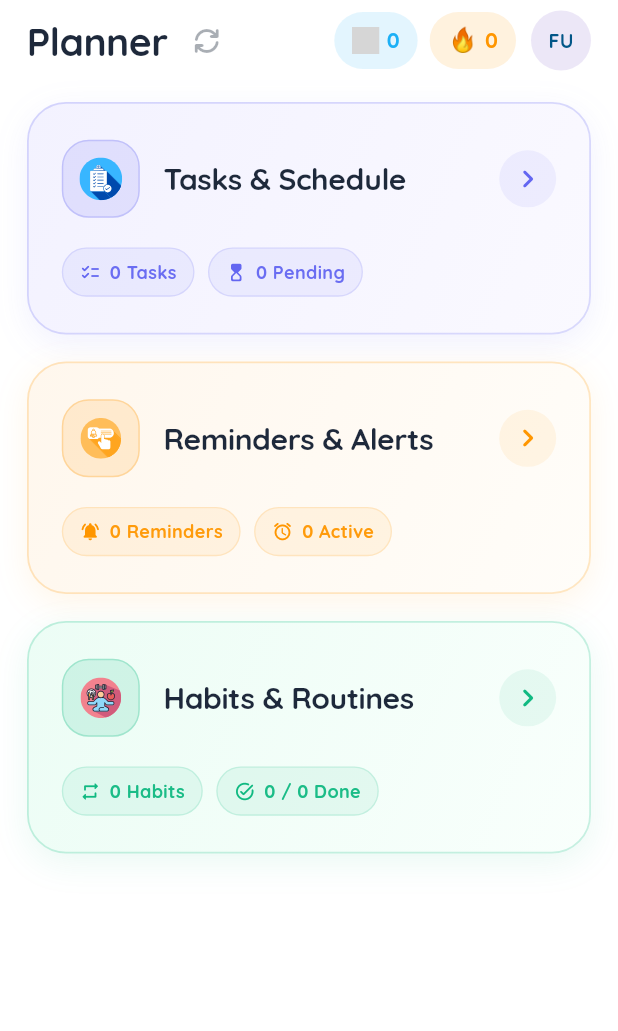
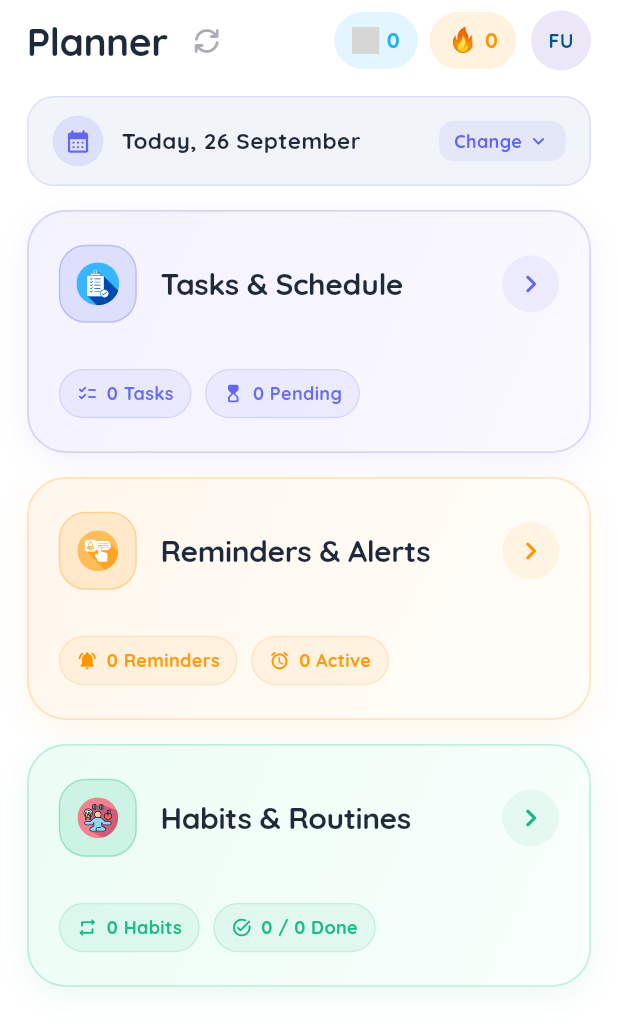
Before and after one commit to zubayerisfar/Focused, a Flutter app: the PlannerScreen screen opened directly, on a phone screen of 412 x 824 dp. Shown: the top 1031 px of the screen. Run offline on Flutter 3.47's test engine with Material 3 defaults, Android fonts, the phone set to English and light mode, and no system bars; our stand-ins replace cloud_firestore, firebase_auth, firebase_core, firebase_messaging, flutter_local_notifications, flutter_svg and 10 more; missing offline and left inert: usage_stats; accounts and stored records are empty; generated files the repository leaves out were written again; network calls fail; project files that could hold a hidden picture were left out; grey boxes are pictures that could not be loaded.

Commit message:
feat(planner): modern expansive tiles with minHeight 162, date banner, and ad placed cleanly below cards

```diff
--- a/focused/lib/features/planner/views/planner_hub_body.dart
+++ b/focused/lib/features/planner/views/planner_hub_body.dart
@@ -22,9 +22,14 @@ class PlannerHubBody extends StatelessWidget {
     required this.onPickDate,
   });
 
+  bool _isSameDay(DateTime a, DateTime b) =>
+      a.year == b.year && a.month == b.month && a.day == b.day;
+
   @override
   Widget build(BuildContext context) {
-    final isDark = Theme.of(context).brightness == Brightness.dark;
+    final theme = Theme.of(context);
+    final scheme = theme.colorScheme;
+    final isDark = theme.brightness == Brightness.dark;
 
     final taskProvider = context.watch<TaskProvider>();
     final habitProvider = context.watch<HabitProvider>();
@@ -80,12 +85,94 @@ class PlannerHubBody extends StatelessWidget {
         ? 0.0
         : (completedHabits / dateHabits.length).clamp(0.0, 1.0);
 
+    final isToday = _isSameDay(selectedDate, DateTime.now());
+    final dateDisplay = isToday
+        ? 'Today, ${DateFormat('d MMMM').format(selectedDate)}'
+        : DateFormat('EEEE, d MMMM').format(selectedDate);
+
     final bottomInset = MediaQuery.of(context).padding.bottom;
     final bottomNavClearance = 66.0 + (bottomInset > 0 ? bottomInset + 4 : 14) + 24;
 
     return ListView(
-      padding: EdgeInsets.fromLTRB(18, 14, 18, bottomNavClearance),
+      padding: EdgeInsets.fromLTRB(18, 10, 18, bottomNavClearance),
       children: [
+        // ── Top Date Filter Banner ──
+        InkWell(
+          borderRadius: BorderRadius.circular(18),
+          onTap: onPickDate,
+          child: Container(
+            padding: const EdgeInsets.symmetric(horizontal: 16, vertical: 12),
+            decoration: BoxDecoration(
+              color: isDark
+                  ? const Color(0xFF1E2433).withValues(alpha: 0.85)
+                  : const Color(0xFFF1F5F9),
+              borderRadius: BorderRadius.circular(18),
+              border: Border.all(
+                color: isDark
+                    ? Colors.white.withValues(alpha: 0.08)
+                    : const Color(0xFF6366F1).withValues(alpha: 0.15),
+              ),
+            ),
+            child: Row(
+              children: [
+                Container(
+                  padding: const EdgeInsets.all(8),
+                  decoration: BoxDecoration(
+                    color: const Color(0xFF6366F1).withValues(alpha: 0.15),
+                    shape: BoxShape.circle,
+                  ),
+                  child: const Icon(
+                    Icons.calendar_month_rounded,
+                    color: Color(0xFF6366F1),
+                    size: 18,
+                  ),
+                ),
+                const SizedBox(width: 12),
+                Expanded(
+                  child: Text(
+                    dateDisplay,
+                    style: TextStyle(
+                      fontFamily: 'Quicksand',
+                      fontSize: 15,
+                      fontWeight: FontWeight.w800,
+                      color: scheme.onSurface,
+                    ),
+                  ),
+                ),
+                Container(
+                  padding: const EdgeInsets.symmetric(horizontal: 10, vertical: 5),
+                  decoration: BoxDecoration(
+                    color: const Color(0xFF6366F1).withValues(alpha: isDark ? 0.20 : 0.10),
+                    borderRadius: BorderRadius.circular(10),
+                  ),
+                  child: Row(
+                    mainAxisSize: MainAxisSize.min,
+                    children: [
+                      Text(
+                        'Change',
+                        style: TextStyle(
+                          fontFamily: 'Quicksand',
+                          fontSize: 12,
+                          fontWeight: FontWeight.w700,
+                          color: isDark ? const Color(0xFFA5B4FC) : const Color(0xFF6366F1),
+                        ),
+                      ),
+                      const SizedBox(width: 3),
+                      Icon(
+                        Icons.keyboard_arrow_down_rounded,
+                        size: 16,
+                        color: isDark ? const Color(0xFFA5B4FC) : const Color(0xFF6366F1),
+                      ),
+                    ],
+                  ),
+                ),
+              ],
+            ),
+          ),
+        ),
+
+        const SizedBox(height: 16),
+
         // ── TILE 1: Tasks & Schedule ──
         _ModernPlannerTile(
           title: 'Tasks & Schedule',
@@ -131,7 +218,7 @@ class PlannerHubBody extends StatelessWidget {
           ],
         ),
 
-        const SizedBox(height: 18),
+        const SizedBox(height: 16),
 
         // ── TILE 2: Reminders & Alerts ──
         _ModernPlannerTile(
@@ -172,7 +259,7 @@ class PlannerHubBody extends StatelessWidget {
           ],
         ),
 
-        const SizedBox(height: 18),
+        const SizedBox(height: 16),
 
         // ── TILE 3: Habits & Routines ──
         _ModernPlannerTile(
@@ -212,9 +299,9 @@ class PlannerHubBody extends StatelessWidget {
           ],
         ),
 
-        const SizedBox(height: 18),
+        const SizedBox(height: 20),
 
-        // ── Centered Banner Ad: Placed cleanly below all tiles ──
+        // ── Centered Banner Ad: Cleanly positioned below all tiles ──
         const AppBannerAdWidget(
           margin: EdgeInsets.only(top: 4, bottom: 8),
         ),
@@ -266,7 +353,7 @@ class _ModernPlannerTile extends StatelessWidget {
         borderRadius: BorderRadius.circular(26),
         onTap: onTap,
         child: Container(
-          constraints: const BoxConstraints(minHeight: 155),
+          constraints: const BoxConstraints(minHeight: 162),
           decoration: BoxDecoration(
             gradient: LinearGradient(
               colors: gradientColors,
@@ -276,7 +363,7 @@ class _ModernPlannerTile extends StatelessWidget {
             borderRadius: BorderRadius.circular(26),
             border: Border.all(
               color: isDark
-                  ? Colors.white.withValues(alpha: 0.09)
+                  ? Colors.white.withValues(alpha: 0.10)
                   : accentColor.withValues(alpha: 0.22),
               width: 1.2,
             ),
@@ -285,17 +372,17 @@ class _ModernPlannerTile extends StatelessWidget {
                 color: isDark
                     ? Colors.black.withValues(alpha: 0.35)
                     : accentColor.withValues(alpha: 0.09),
-                blurRadius: 18,
-                offset: const Offset(0, 6),
+                blurRadius: 16,
+                offset: const Offset(0, 5),
               ),
             ],
           ),
-          padding: const EdgeInsets.fromLTRB(22, 24, 22, 24),
+          padding: const EdgeInsets.symmetric(horizontal: 20, vertical: 22),
           child: Column(
             crossAxisAlignment: CrossAxisAlignment.start,
             mainAxisAlignment: MainAxisAlignment.spaceBetween,
             children: [
-              // ── Header: Icon, Title, and Rounded Chevron Button ──
+              // ── Header: Icon, Bold Title, and Circular Chevron Button ──
               Row(
                 crossAxisAlignment: CrossAxisAlignment.center,
                 children: [
@@ -304,11 +391,11 @@ class _ModernPlannerTile extends StatelessWidget {
                     height: 52,
                     decoration: BoxDecoration(
                       color: accentColor.withValues(
-                        alpha: isDark ? 0.22 : 0.14,
+                        alpha: isDark ? 0.24 : 0.15,
                       ),
                       borderRadius: BorderRadius.circular(18),
                       border: Border.all(
-                        color: accentColor.withValues(alpha: 0.25),
+                        color: accentColor.withValues(alpha: 0.28),
                         width: 1.0,
                       ),
                     ),
```
